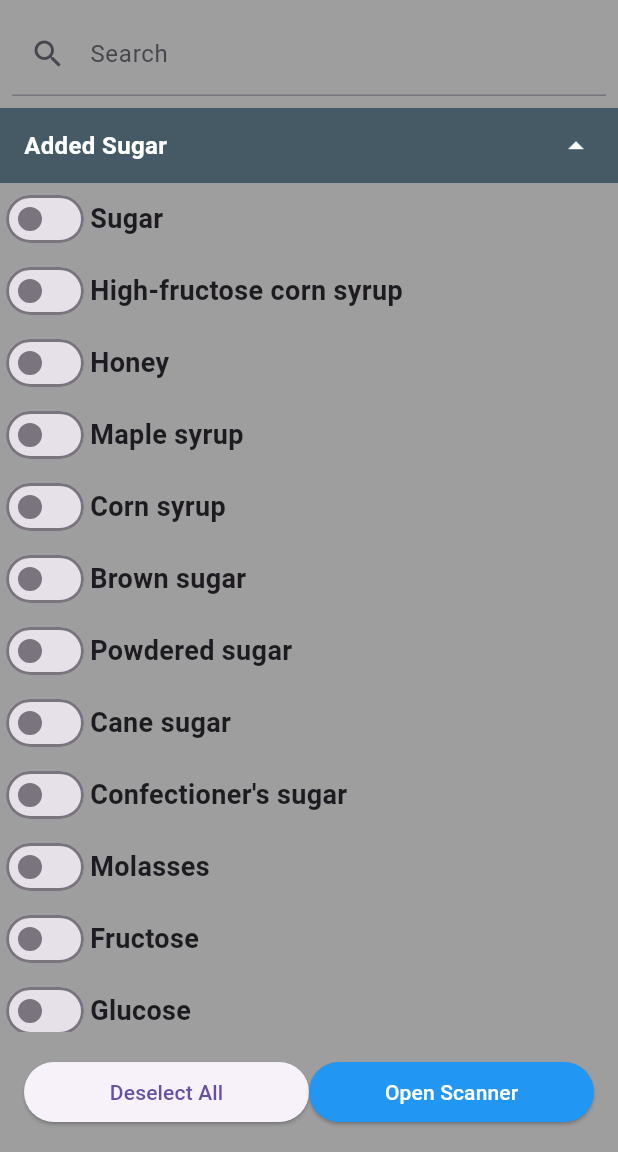
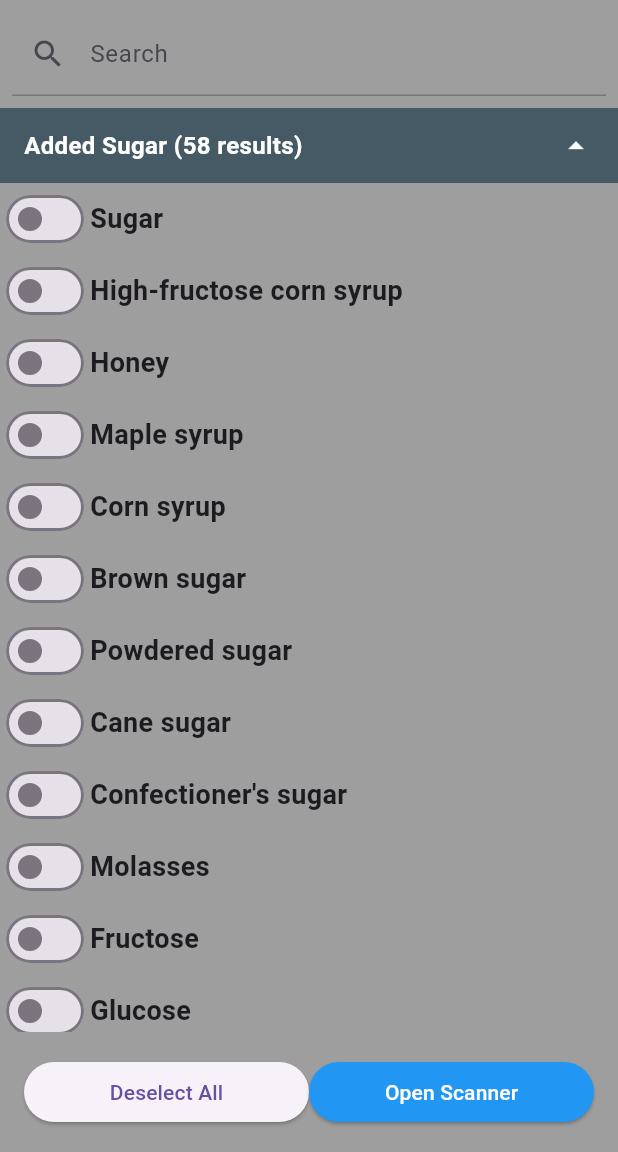
Before and after one commit to DylanBozarth/whats-in-my-food, a Flutter app: the screen it shows after launch, on a phone screen of 412 x 824 dp, the part 84-1236 px from its top. Run offline on Flutter 3.47's test engine with Material 3 defaults, Android fonts, the phone set to English and light mode, and no system bars; drawn by our look-alikes of sticky_headers; our stand-ins replace flutter_riverpod; missing offline and left inert: simple_barcode_scanner; Roboto replaces fonts that are missing (Arial).

Commit message:
showing results 1

```diff
--- a/lib/main.dart
+++ b/lib/main.dart
@@ -47,15 +47,23 @@ class _HomePageState extends State<HomePage> {
     'Added Sugar': addedSugar,
     'Inflammatory foods': seedOils,
     'Meat Products': nonVegetarian,
-    'Common Allergens': [],
+    'Common Allergens': commonAllergens,
     'Religious abstentions': [],
     'High Environmental Impact': [],
     'GMOs': [],
     'Artificial colors and flavors': [],
     'Caffeine': [], // if possible
-    'Internationally banned products': [],
+    'Internationally banned products': bannedInEU,
     'Heavy Metals': [],
     'Vegetarian & Vegan': [],
+    'Heavy Metals 2': [],
+    'Vegetarian & Vegan 2': [],
+    'Heavy Metals 3': [],
+    'Vegetarian & Vegan 3': [],
+    'Heavy Metals 5453': [],
+    'Vegetarian & Vegan 5': [],
+    'Heavy Metals 4': [],
+    'Vegetarian & Vegan 4': [],
   };
   final Map<String, bool> _isExpanded = {};
   final Map<String, bool> _isTitleVisible = {};
@@ -170,7 +178,9 @@ class _HomePageState extends State<HomePage> {
               itemBuilder: (context, index) {
                 String categoryName = _toggleNames.keys.elementAt(index);
                 List<String> toggleNames = _toggleNames[categoryName]!;
-                bool isVisible = _isTitleVisible[categoryName] ?? true;
+                int toggleCount =
+                    toggleNames.length; // Count of toggle switches contained
+
                 return StickyHeader(
                   header: GestureDetector(
                     onTap: () {
@@ -188,7 +198,9 @@ class _HomePageState extends State<HomePage> {
                         mainAxisAlignment: MainAxisAlignment.spaceBetween,
                         children: [
                           Text(
-                            categoryName,
+                            _filteredNames.isEmpty
+                                ? categoryName
+                                : '$categoryName ($toggleCount results)',
                             style: const TextStyle(
                               color: Colors.white,
                               fontSize: 16,
```
